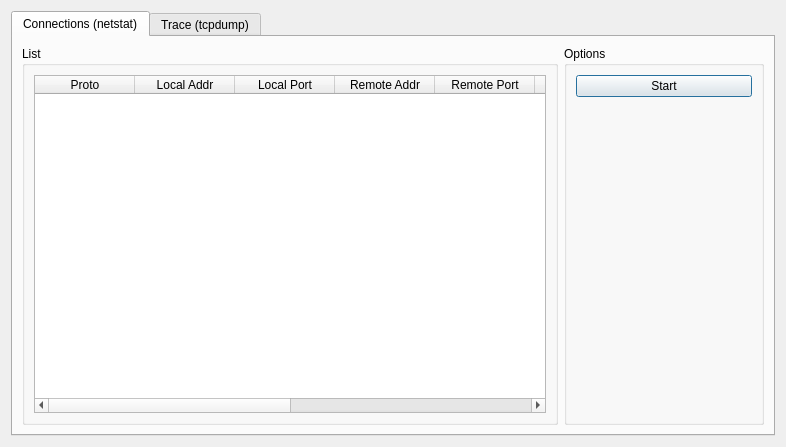
Old version of the form modules/dialogConnections.ui in the repository bcavlin/onering.
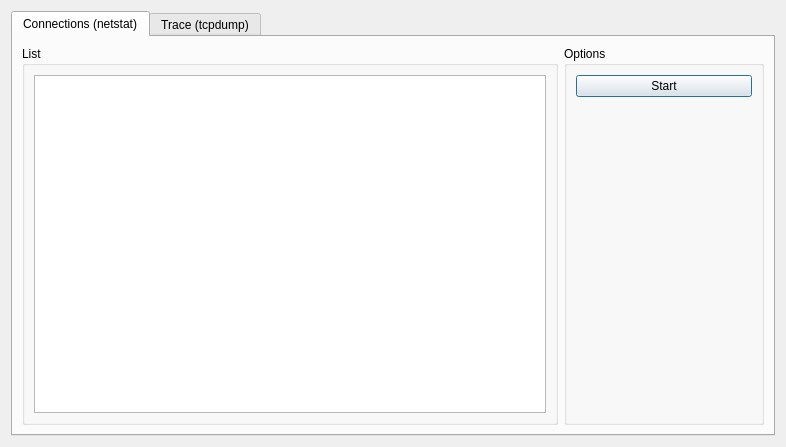
New version of the form.

The edit to the form file:
```diff
--- a/modules/dialogConnections.ui
+++ b/modules/dialogConnections.ui
@@ -33,7 +33,7 @@
            </property>
            <layout class="QVBoxLayout" name="verticalLayout_3">
             <item>
-             <widget class="QTableWidget" name="tableWidget">
+             <widget class="QTableView" name="tableView">
               <property name="autoScroll">
                <bool>false</bool>
               </property>
@@ -52,56 +52,6 @@
               <property name="sortingEnabled">
                <bool>true</bool>
               </property>
-              <column>
-               <property name="text">
-                <string>Proto</string>
-               </property>
-              </column>
-              <column>
-               <property name="text">
-                <string>Local Addr</string>
-               </property>
-              </column>
-              <column>
-               <property name="text">
-                <string>Local Port</string>
-               </property>
-              </column>
-              <column>
-               <property name="text">
-                <string>Remote Addr</string>
-               </property>
-              </column>
-              <column>
-               <property name="text">
-                <string>Remote Port</string>
-               </property>
-              </column>
-              <column>
-               <property name="text">
-                <string>State</string>
-               </property>
-              </column>
-              <column>
-               <property name="text">
-                <string>PID</string>
-               </property>
-              </column>
-              <column>
-               <property name="text">
-                <string>Application</string>
-               </property>
-              </column>
-              <column>
-               <property name="text">
-                <string>SHA256</string>
-               </property>
-              </column>
-              <column>
-               <property name="text">
-                <string>Last</string>
-               </property>
-              </column>
              </widget>
             </item>
            </layout>
```
Left out of the diff: 3 changed lines with no effect on the pictures.
